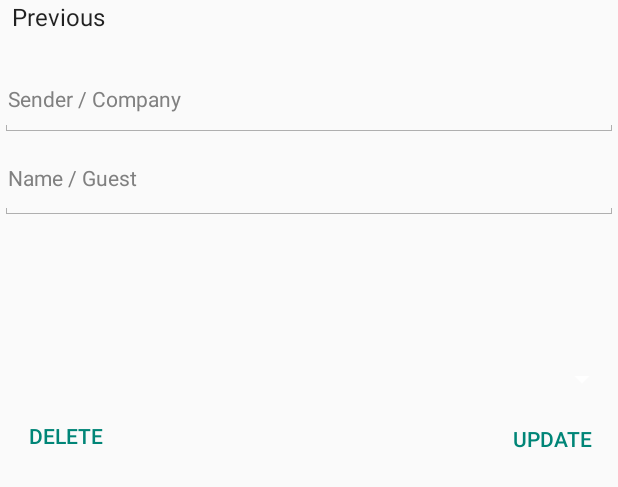
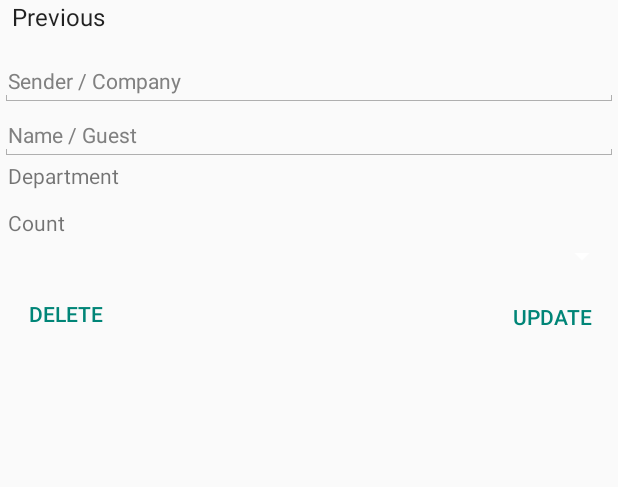
Before and after one commit to mikejimenez/ScanIT-3.1.2, an Android app: the layout update.xml on its own in the app's theme, with its tools: preview values and no code run, on a phone screen of 412 x 824 dp. Shown: the top 487 px of the screen. Run offline under Robolectric (Android 15) with nearby library versions, the phone set to English and light mode, and no system bars.

```diff
--- a/app/build.gradle
+++ b/app/build.gradle
@@ -16,7 +16,7 @@ android {
         minSdkVersion 23
         targetSdkVersion 23
         versionCode 3
-        versionName '3.1.2'
+        versionName '3.1.4'
         signingConfig signingConfigs.config
     }
     buildTypes {
--- a/app/src/main/res/layout/update.xml
+++ b/app/src/main/res/layout/update.xml
@@ -21,44 +21,61 @@
 
     <EditText
         android:id="@+id/InfoDataCompany"
+        style="@android:style/TextAppearance.Small"
         android:layout_width="match_parent"
-        android:layout_height="50dp"
-        style="@android:style/TextAppearance.Small"
+        android:layout_height="30dp"
         android:hint="@string/uiDepartment"
         android:maxLines="1"
+        android:paddingLeft="5dp"
         android:singleLine="true"
-        android:paddingLeft="5dp"
-        android:theme="@android:style/Theme.Holo.InputMethod"/>
+        android:theme="@android:style/Theme.Holo.InputMethod" />
 
     <EditText
         android:id="@+id/InfoDataName"
         style="@android:style/TextAppearance.Small"
         android:layout_width="match_parent"
-        android:layout_height="50dp"
+        android:layout_height="30dp"
         android:layout_weight="0.01"
         android:hint="@string/Name"
         android:inputType="textFilter"
+        android:maxLines="1"
+        android:paddingBottom="5dp"
         android:paddingLeft="5dp"
-        android:maxLines="1"
+        android:paddingTop="5dp"
         android:singleLine="true"
-        android:theme="@android:style/Theme.Holo.InputMethod"/>
+        android:theme="@android:style/Theme.Holo.InputMethod" />
+
+    <TextView
+        android:id="@+id/textView9"
+        android:layout_width="match_parent"
+        android:layout_height="wrap_content"
+        android:paddingLeft="5dp"
+        android:text="@string/DepartmentText" />
 
     <Spinner
         android:id="@+id/infoDepartments_update"
         android:layout_width="match_parent"
-        android:layout_height="50dp"
-        android:layout_weight="0.08"
+        android:layout_height="wrap_content"
+        android:layout_weight="0.02"
         android:background="@android:color/transparent"
-        android:paddingTop="10dp"
+        android:paddingLeft="5dp"
         android:popupTheme="@style/ThemeOverlay.AppCompat.Light"
-        android:theme="@style/ThemeOverlay.AppCompat.Dark.ActionBar"/>
+        android:theme="@style/ThemeOverlay.AppCompat.Dark.ActionBar" />
+
+    <TextView
+        android:id="@+id/textView8"
+        android:layout_width="match_parent"
+        android:layout_height="wrap_content"
+        android:paddingLeft="5dp"
+        android:text="@string/CountText" />
 
     <Spinner
         android:id="@+id/infoPackage_count__"
         android:layout_width="match_parent"
-        android:layout_height="wrap_content"
+        android:layout_height="25dp"
+        android:paddingLeft="5dp"
         android:popupTheme="@style/ThemeOverlay.AppCompat.Light"
-        android:theme="@style/ThemeOverlay.AppCompat.Dark.ActionBar"/>
+        android:theme="@style/ThemeOverlay.AppCompat.Dark.ActionBar" />
 
     <RelativeLayout
         android:layout_width="match_parent"
```
Also changed, not shown: app/src/main/java/alpha/com/ScanIT/MainActivity.java (+57 -66 lines), app/src/main/java/alpha/com/ScanIT/Notifications/Services.java (+2 -16 lines), app/src/main/java/alpha/com/ScanIT/databases/History.java (+11 -7 lines), app/src/main/java/alpha/com/ScanIT/databases/SQLite.java (+13 -11 lines), app/src/main/res/layout/manual_entry.xml (+10 -2 lines), app/src/main/res/layout/scan_entry.xml (+13 -11 lines), 189 other files.
